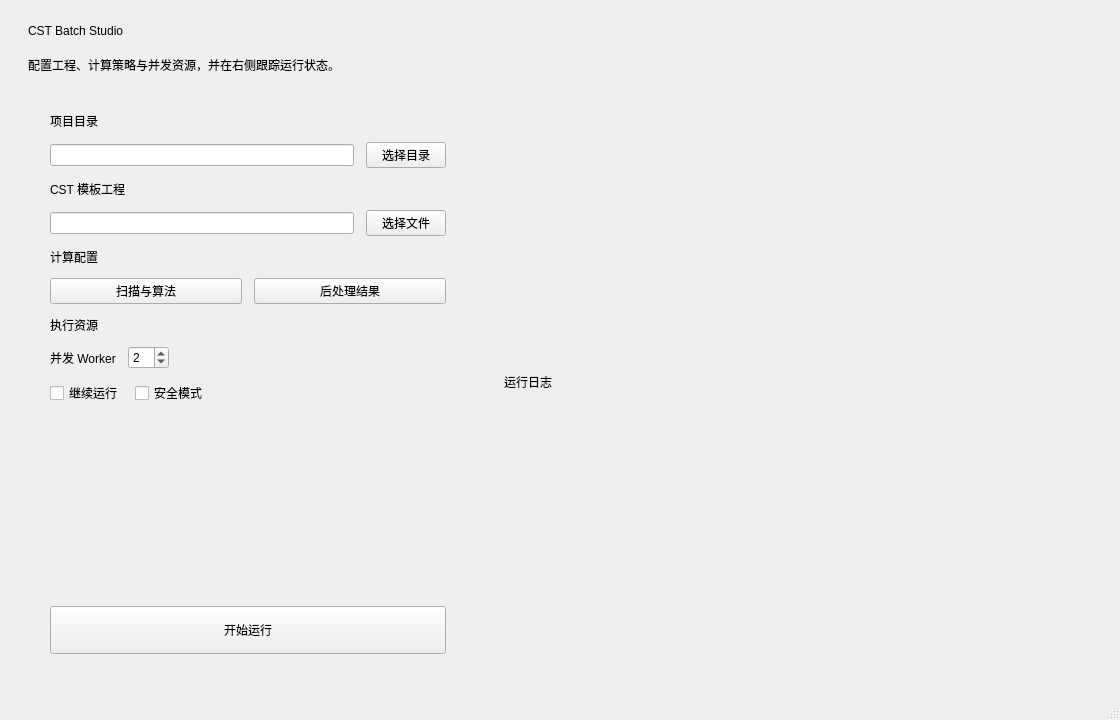
wzmsykk/cst_tools, file GUI/ui_main.ui: the form before one commit.
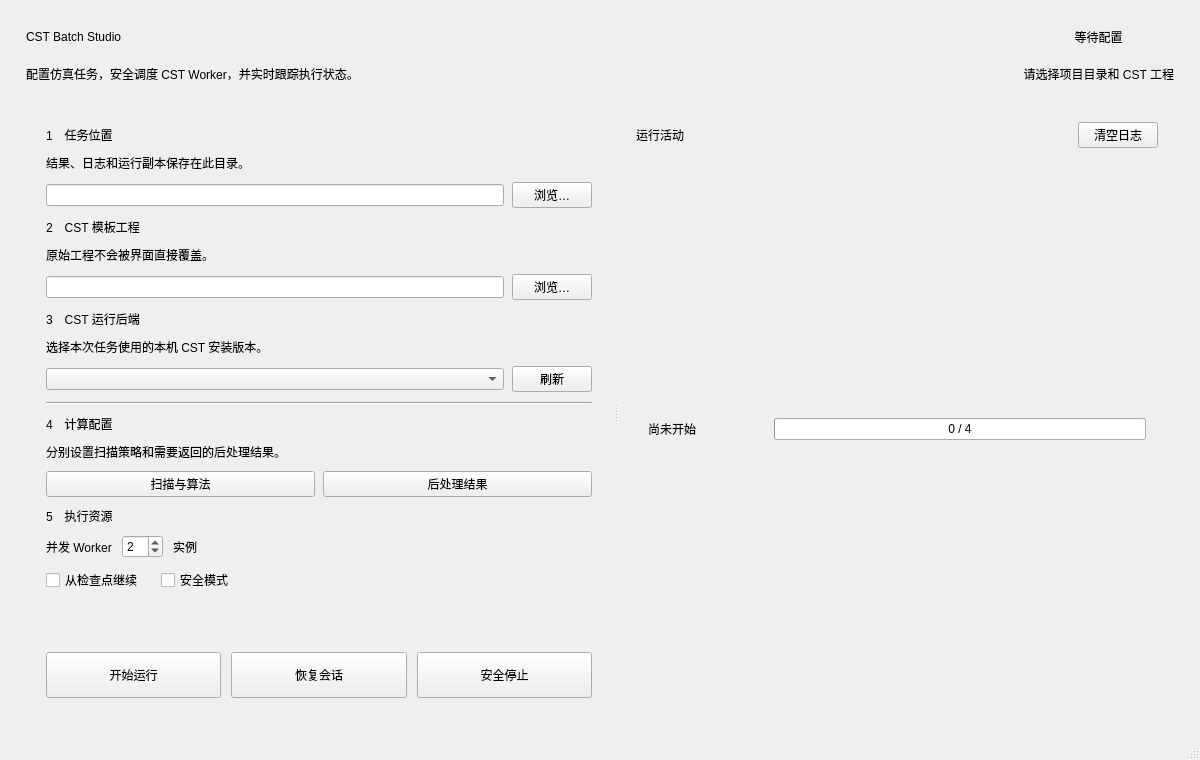
The form after the commit.

Diff of the .ui file:
```diff
--- a/GUI/ui_main.ui
+++ b/GUI/ui_main.ui
@@ -2,55 +2,30 @@
 <ui version="4.0">
  <class>MainWindow</class>
  <widget class="QMainWindow" name="MainWindow">
-  <property name="geometry"><rect><x>0</x><y>0</y><width>1120</width><height>720</height></rect></property>
-  <property name="minimumSize"><size><width>900</width><height>600</height></size></property>
+  <property name="geometry"><rect><x>0</x><y>0</y><width>1200</width><height>760</height></rect></property>
+  <property name="minimumSize"><size><width>920</width><height>620</height></size></property>
   <property name="windowTitle"><string>CST Batch Studio</string></property>
   <widget class="QWidget" name="centralwidget">
    <layout class="QVBoxLayout" name="pageLayout">
-    <property name="leftMargin"><number>28</number></property>
-    <property name="topMargin"><number>24</number></property>
-    <property name="rightMargin"><number>28</number></property>
-    <property name="bottomMargin"><number>24</number></property>
-    <property name="spacing"><number>18</number></property>
-    <item><widget class="QLabel" name="titleLabel"><property name="text"><string>CST Batch Studio</string></property></widget></item>
-    <item><widget class="QLabel" name="subtitleLabel"><property name="text"><string>配置工程、计算策略与并发资源，并在右侧跟踪运行状态。</string></property></widget></item>
-    <item>
-     <layout class="QHBoxLayout" name="workspaceLayout" stretch="0,1">
-      <property name="spacing"><number>18</number></property>
-      <item>
-       <widget class="QFrame" name="setupPanel">
-        <property name="minimumSize"><size><width>440</width><height>0</height></size></property>
-        <property name="maximumSize"><size><width>560</width><height>16777215</height></size></property>
-        <layout class="QVBoxLayout" name="setupLayout">
-         <property name="leftMargin"><number>22</number></property><property name="topMargin"><number>20</number></property>
-         <property name="rightMargin"><number>22</number></property><property name="bottomMargin"><number>20</number></property>
-         <property name="spacing"><number>12</number></property>
-         <item><widget class="QLabel" name="projectSectionLabel"><property name="text"><string>项目目录</string></property></widget></item>
-         <item><layout class="QHBoxLayout" name="projectRow" stretch="1,0"><item><widget class="QLineEdit" name="dirNameLineEdit"/></item><item><widget class="QPushButton" name="selectProjectDirButton"><property name="text"><string>选择目录</string></property></widget></item></layout></item>
-         <item><widget class="QLabel" name="cstSectionLabel"><property name="text"><string>CST 模板工程</string></property></widget></item>
-         <item><layout class="QHBoxLayout" name="cstRow" stretch="1,0"><item><widget class="QLineEdit" name="cstFilePathLineEdit"/></item><item><widget class="QPushButton" name="selectCSTPathButton"><property name="text"><string>选择文件</string></property></widget></item></layout></item>
-         <item><widget class="QLabel" name="configurationSectionLabel"><property name="text"><string>计算配置</string></property></widget></item>
-         <item><layout class="QHBoxLayout" name="configurationRow"><item><widget class="QPushButton" name="AlgSettingButton"><property name="text"><string>扫描与算法</string></property></widget></item><item><widget class="QPushButton" name="postProcessButton"><property name="text"><string>后处理结果</string></property></widget></item></layout></item>
-         <item><widget class="QLabel" name="executionSectionLabel"><property name="text"><string>执行资源</string></property></widget></item>
-         <item><layout class="QHBoxLayout" name="executionRow"><item><widget class="QLabel" name="workerCountLabel"><property name="text"><string>并发 Worker</string></property></widget></item><item><widget class="QSpinBox" name="workerCountSpinBox"><property name="minimum"><number>1</number></property><property name="maximum"><number>64</number></property><property name="value"><number>2</number></property></widget></item><item><spacer name="executionSpacer"><property name="orientation"><enum>Qt::Horizontal</enum></property><property name="sizeHint" stdset="0"><size><width>40</width><height>20</height></size></property></spacer></item></layout></item>
-         <item><layout class="QHBoxLayout" name="optionsRow"><item><widget class="QCheckBox" name="checkBox_CTN"><property name="enabled"><bool>true</bool></property><property name="text"><string>继续运行</string></property></widget></item><item><widget class="QCheckBox" name="checkBox_SAFE"><property name="enabled"><bool>true</bool></property><property name="text"><string>安全模式</string></property></widget></item><item><spacer name="optionsSpacer"><property name="orientation"><enum>Qt::Horizontal</enum></property><property name="sizeHint" stdset="0"><size><width>40</width><height>20</height></size></property></spacer></item></layout></item>
-         <item><spacer name="verticalSpacer"><property name="orientation"><enum>Qt::Vertical</enum></property><property name="sizeHint" stdset="0"><size><width>20</width><height>40</height></size></property></spacer></item>
-         <item><widget class="QPushButton" name="StartButton"><property name="minimumSize"><size><width>0</width><height>48</height></size></property><property name="text"><string>开始运行</string></property></widget></item>
-        </layout>
-       </widget>
-      </item>
-      <item>
-       <widget class="QFrame" name="logPanel">
-        <layout class="QVBoxLayout" name="logPanelLayout">
-         <property name="leftMargin"><number>18</number></property><property name="topMargin"><number>16</number></property>
-         <property name="rightMargin"><number>18</number></property><property name="bottomMargin"><number>18</number></property>
-         <item><widget class="QLabel" name="logHeaderLabel"><property name="text"><string>运行日志</string></property></widget></item>
-         <item><layout class="QHBoxLayout" name="LogBoxLayout"/></item>
-        </layout>
-       </widget>
-      </item>
-     </layout>
-    </item>
+    <property name="leftMargin"><number>24</number></property><property name="topMargin"><number>20</number></property><property name="rightMargin"><number>24</number></property><property name="bottomMargin"><number>20</number></property><property name="spacing"><number>16</number></property>
+    <item><widget class="QFrame" name="headerFrame"><property name="maximumSize"><size><width>16777215</width><height>70</height></size></property><layout class="QHBoxLayout" name="headerLayout"><property name="leftMargin"><number>2</number></property><property name="topMargin"><number>0</number></property><property name="rightMargin"><number>2</number></property><property name="bottomMargin"><number>0</number></property><item><layout class="QVBoxLayout" name="titleLayout"><property name="spacing"><number>3</number></property><item><widget class="QLabel" name="titleLabel"><property name="text"><string>CST Batch Studio</string></property></widget></item><item><widget class="QLabel" name="subtitleLabel"><property name="text"><string>配置仿真任务，安全调度 CST Worker，并实时跟踪执行状态。</string></property></widget></item></layout></item><item><spacer name="headerSpacer"><property name="orientation"><enum>Qt::Horizontal</enum></property><property name="sizeHint" stdset="0"><size><width>40</width><height>20</height></size></property></spacer></item><item><layout class="QVBoxLayout" name="stateLayout"><property name="spacing"><number>4</number></property><item><widget class="QLabel" name="stateBadge"><property name="text"><string>等待配置</string></property><property name="alignment"><set>Qt::AlignCenter</set></property></widget></item><item><widget class="QLabel" name="stateDetailLabel"><property name="text"><string>请选择项目目录和 CST 工程</string></property><property name="alignment"><set>Qt::AlignRight|Qt::AlignTrailing|Qt::AlignVCenter</set></property></widget></item></layout></item></layout></widget></item>
+    <item><widget class="QSplitter" name="workspaceSplitter"><property name="orientation"><enum>Qt::Horizontal</enum></property><property name="childrenCollapsible"><bool>false</bool></property>
+      <widget class="QFrame" name="setupPanel"><property name="minimumSize"><size><width>420</width><height>0</height></size></property><property name="maximumSize"><size><width>590</width><height>16777215</height></size></property><layout class="QVBoxLayout" name="setupLayout"><property name="leftMargin"><number>22</number></property><property name="topMargin"><number>20</number></property><property name="rightMargin"><number>22</number></property><property name="bottomMargin"><number>20</number></property><property name="spacing"><number>10</number></property>
+       <item><widget class="QLabel" name="projectSectionLabel"><property name="text"><string>1　任务位置</string></property></widget></item><item><widget class="QLabel" name="projectHelpLabel"><property name="text"><string>结果、日志和运行副本保存在此目录。</string></property></widget></item><item><layout class="QHBoxLayout" name="projectRow" stretch="1,0"><property name="spacing"><number>8</number></property><item><widget class="QLineEdit" name="dirNameLineEdit"/></item><item><widget class="QPushButton" name="selectProjectDirButton"><property name="text"><string>浏览…</string></property></widget></item></layout></item>
+       <item><widget class="QLabel" name="cstSectionLabel"><property name="text"><string>2　CST 模板工程</string></property></widget></item><item><widget class="QLabel" name="cstHelpLabel"><property name="text"><string>原始工程不会被界面直接覆盖。</string></property></widget></item><item><layout class="QHBoxLayout" name="cstRow" stretch="1,0"><property name="spacing"><number>8</number></property><item><widget class="QLineEdit" name="cstFilePathLineEdit"/></item><item><widget class="QPushButton" name="selectCSTPathButton"><property name="text"><string>浏览…</string></property></widget></item></layout></item>
+       <item><widget class="QLabel" name="backendSectionLabel"><property name="text"><string>3　CST 运行后端</string></property></widget></item><item><widget class="QLabel" name="backendHelpLabel"><property name="text"><string>选择本次任务使用的本机 CST 安装版本。</string></property></widget></item><item><layout class="QHBoxLayout" name="backendRow" stretch="1,0"><property name="spacing"><number>8</number></property><item><widget class="QComboBox" name="cstBackendComboBox"/></item><item><widget class="QPushButton" name="refreshCstBackendsButton"><property name="text"><string>刷新</string></property></widget></item></layout></item>
+       <item><widget class="QFrame" name="sectionDivider"><property name="frameShape"><enum>QFrame::HLine</enum></property><property name="frameShadow"><enum>QFrame::Sunken</enum></property></widget></item>
+       <item><widget class="QLabel" name="configurationSectionLabel"><property name="text"><string>4　计算配置</string></property></widget></item><item><widget class="QLabel" name="configurationHelpLabel"><property name="text"><string>分别设置扫描策略和需要返回的后处理结果。</string></property></widget></item><item><layout class="QHBoxLayout" name="configurationRow"><property name="spacing"><number>8</number></property><item><widget class="QPushButton" name="AlgSettingButton"><property name="text"><string>扫描与算法</string></property></widget></item><item><widget class="QPushButton" name="postProcessButton"><property name="text"><string>后处理结果</string></property></widget></item></layout></item>
+       <item><widget class="QLabel" name="executionSectionLabel"><property name="text"><string>5　执行资源</string></property></widget></item><item><layout class="QHBoxLayout" name="executionRow"><property name="spacing"><number>10</number></property><item><widget class="QLabel" name="workerCountLabel"><property name="text"><string>并发 Worker</string></property></widget></item><item><widget class="QSpinBox" name="workerCountSpinBox"><property name="minimum"><number>1</number></property><property name="maximum"><number>64</number></property><property name="value"><number>2</number></property></widget></item><item><widget class="QLabel" name="workerHintLabel"><property name="text"><string>实例</string></property></widget></item><item><spacer name="executionSpacer"><property name="orientation"><enum>Qt::Horizontal</enum></property><property name="sizeHint" stdset="0"><size><width>40</width><height>20</height></size></property></spacer></item></layout></item>
+       <item><layout class="QHBoxLayout" name="optionsRow"><property name="spacing"><number>18</number></property><item><widget class="QCheckBox" name="checkBox_CTN"><property name="text"><string>从检查点继续</string></property></widget></item><item><widget class="QCheckBox" name="checkBox_SAFE"><property name="text"><string>安全模式</string></property></widget></item><item><spacer name="optionsSpacer"><property name="orientation"><enum>Qt::Horizontal</enum></property><property name="sizeHint" stdset="0"><size><width>40</width><height>20</height></size></property></spacer></item></layout></item><item><spacer name="verticalSpacer"><property name="orientation"><enum>Qt::Vertical</enum></property><property name="sizeHint" stdset="0"><size><width>20</width><height>30</height></size></property></spacer></item>
+       <item><layout class="QHBoxLayout" name="actionRow"><property name="spacing"><number>10</number></property><item><widget class="QPushButton" name="StartButton"><property name="minimumSize"><size><width>0</width><height>46</height></size></property><property name="text"><string>开始运行</string></property></widget></item><item><widget class="QPushButton" name="RecoverButton"><property name="minimumSize"><size><width>112</width><height>46</height></size></property><property name="text"><string>恢复会话</string></property></widget></item><item><widget class="QPushButton" name="StopButton"><property name="minimumSize"><size><width>112</width><height>46</height></size></property><property name="text"><string>安全停止</string></property></widget></item></layout></item>
+      </layout></widget>
+      <widget class="QFrame" name="logPanel"><layout class="QVBoxLayout" name="logPanelLayout"><property name="leftMargin"><number>18</number></property><property name="topMargin"><number>16</number></property><property name="rightMargin"><number>18</number></property><property name="bottomMargin"><number>18</number></property><property name="spacing"><number>10</number></property>
+       <item><layout class="QHBoxLayout" name="logHeaderLayout"><item><widget class="QLabel" name="logHeaderLabel"><property name="text"><string>运行活动</string></property></widget></item><item><spacer name="logHeaderSpacer"><property name="orientation"><enum>Qt::Horizontal</enum></property><property name="sizeHint" stdset="0"><size><width>40</width><height>20</height></size></property></spacer></item><item><widget class="QPushButton" name="clearLogButton"><property name="text"><string>清空日志</string></property></widget></item></layout></item>
+       <item><widget class="QFrame" name="runSummaryFrame"><layout class="QHBoxLayout" name="runSummaryLayout"><property name="leftMargin"><number>12</number></property><property name="topMargin"><number>9</number></property><property name="rightMargin"><number>12</number></property><property name="bottomMargin"><number>9</number></property><item><widget class="QLabel" name="stageLabel"><property name="text"><string>尚未开始</string></property><property name="minimumSize"><size><width>120</width><height>0</height></size></property></widget></item><item><widget class="QProgressBar" name="runProgressBar"><property name="minimum"><number>0</number></property><property name="maximum"><number>4</number></property><property name="value"><number>0</number></property><property name="textVisible"><bool>true</bool></property><property name="format"><string>0 / 4</string></property></widget></item></layout></widget></item>
+       <item><layout class="QHBoxLayout" name="LogBoxLayout"/></item>
+      </layout></widget>
+     </widget></item>
    </layout>
   </widget>
   <widget class="QMenuBar" name="menubar"/>
```
Left out of the diff: 6 changed lines with no effect on the pictures.
